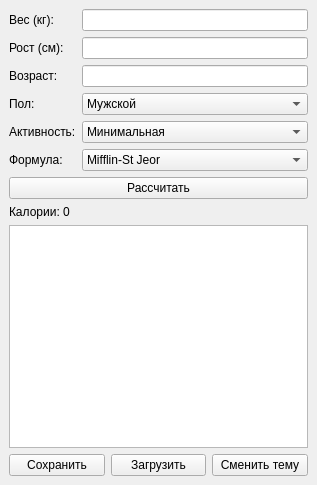
Qt form mainwindow.ui (kolesnikstanislav/kursovaya-rabota) before a commit.
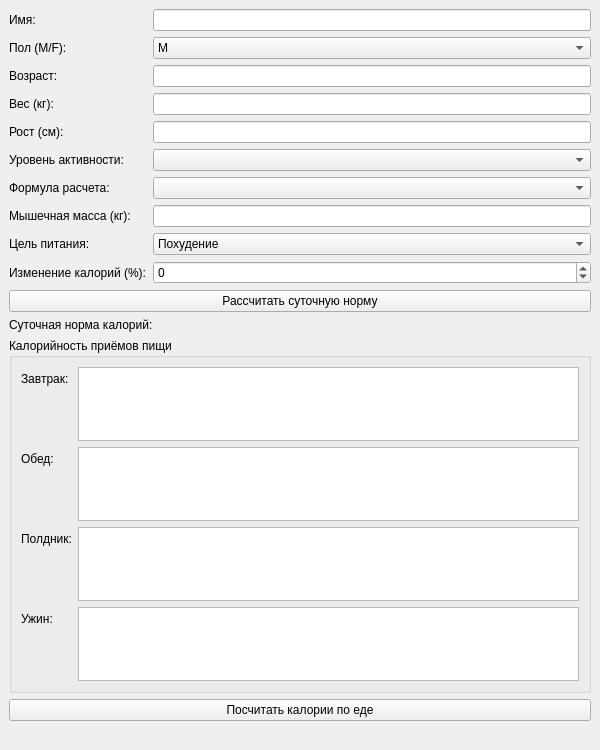
The same form after that commit.

Diff of the .ui file:
```diff
--- a/mainwindow.ui
+++ b/mainwindow.ui
@@ -2,173 +2,106 @@
 <ui version="4.0">
  <class>MainWindow</class>
  <widget class="QMainWindow" name="MainWindow">
-  <property name="geometry">
-   <rect>
-    <x>0</x>
-    <y>0</y>
-    <width>317</width>
-    <height>485</height>
-   </rect>
-  </property>
-  <property name="windowTitle">
-   <string>Калькулятор Калорий</string>
-  </property>
+  <property name="geometry"><rect><x>0</x><y>0</y><width>600</width><height>750</height></rect></property>
+  <property name="windowTitle"><string>Калькулятор калорий</string></property>
+
   <widget class="QWidget" name="centralwidget">
    <layout class="QVBoxLayout" name="verticalLayout">
     <item>
      <layout class="QFormLayout" name="formLayout">
-      <item row="0" column="0">
-       <widget class="QLabel" name="labelWeight">
-        <property name="text">
-         <string>Вес (кг):</string>
-        </property>
-       </widget>
-      </item>
-      <item row="0" column="1">
-       <widget class="QLineEdit" name="lineEditWeight"/>
-      </item>
-      <item row="1" column="0">
-       <widget class="QLabel" name="labelHeight">
-        <property name="text">
-         <string>Рост (см):</string>
-        </property>
-       </widget>
-      </item>
+
+      <item row="0" column="0"><widget class="QLabel" name="labelName"><property name="text"><string>Имя:</string></property></widget></item>
+      <item row="0" column="1"><widget class="QLineEdit" name="nameEdit"/></item>
+
+      <item row="1" column="0"><widget class="QLabel" name="labelGender"><property name="text"><string>Пол (M/F):</string></property></widget></item>
       <item row="1" column="1">
-       <widget class="QLineEdit" name="lineEditHeight"/>
-      </item>
-      <item row="2" column="0">
-       <widget class="QLabel" name="labelAge">
-        <property name="text">
-         <string>Возраст:</string>
-        </property>
+       <widget class="QComboBox" name="genderBox">
+        <item><property name="text"><string>M</string></property></item>
+        <item><property name="text"><string>F</string></property></item>
        </widget>
       </item>
-      <item row="2" column="1">
-       <widget class="QLineEdit" name="lineEditAge"/>
-      </item>
-      <item row="3" column="0">
-       <widget class="QLabel" name="labelGender">
-        <property name="text">
-         <string>Пол:</string>
-        </property>
+
+      <item row="2" column="0"><widget class="QLabel" name="labelAge"><property name="text"><string>Возраст:</string></property></widget></item>
+      <item row="2" column="1"><widget class="QLineEdit" name="ageEdit"/></item>
+
+      <item row="3" column="0"><widget class="QLabel" name="labelWeight"><property name="text"><string>Вес (кг):</string></property></widget></item>
+      <item row="3" column="1"><widget class="QLineEdit" name="weightEdit"/></item>
+
+      <item row="4" column="0"><widget class="QLabel" name="labelHeight"><property name="text"><string>Рост (см):</string></property></widget></item>
+      <item row="4" column="1"><widget class="QLineEdit" name="heightEdit"/></item>
+
+      <item row="5" column="0"><widget class="QLabel" name="labelActivity"><property name="text"><string>Уровень активности:</string></property></widget></item>
+      <item row="5" column="1"><widget class="QComboBox" name="activityBox"/></item>
+
+      <item row="6" column="0"><widget class="QLabel" name="labelFormula"><property name="text"><string>Формула расчета:</string></property></widget></item>
+      <item row="6" column="1"><widget class="QComboBox" name="formulaBox"/></item>
+
+      <item row="7" column="0"><widget class="QLabel" name="labelLeanMass"><property name="text"><string>Мышечная масса (кг):</string></property></widget></item>
+      <item row="7" column="1"><widget class="QLineEdit" name="leanMassEdit"/></item>
+
+      <item row="8" column="0"><widget class="QLabel" name="labelGoal"><property name="text"><string>Цель питания:</string></property></widget></item>
+      <item row="8" column="1">
+       <widget class="QComboBox" name="goalBox">
+        <item><property name="text"><string>Похудение</string></property></item>
+        <item><property name="text"><string>Поддержание</string></property></item>
+        <item><property name="text"><string>Набор массы</string></property></item>
        </widget>
       </item>
-      <item row="3" column="1">
-       <widget class="QComboBox" name="comboBoxGender">
-        <item>
-         <property name="text">
-          <string>Мужской</string>
-         </property>
-        </item>
-        <item>
-         <property name="text">
-          <string>Женский</string>
-         </property>
-        </item>
+
+      <item row="9" column="0"><widget class="QLabel" name="labelAdjust"><property name="text"><string>Изменение калорий (%):</string></property></widget></item>
+      <item row="9" column="1">
+       <widget class="QSpinBox" name="adjustSpin">
+        <property name="minimum"><number>-50</number></property>
+        <property name="maximum"><number>50</number></property>
+        <property name="value"><number>0</number></property>
        </widget>
       </item>
-      <item row="4" column="0">
-       <widget class="QLabel" name="labelActivity">
-        <property name="text">
-         <string>Активность:</string>
-        </property>
-       </widget>
-      </item>
-      <item row="4" column="1">
-       <widget class="QComboBox" name="comboBoxActivity">
-        <item>
-         <property name="text">
-          <string>Минимальная</string>
-         </property>
-        </item>
-        <item>
-         <property name="text">
-          <string>Слабая</string>
-         </property>
-        </item>
-        <item>
-         <property name="text">
-          <string>Умеренная</string>
-         </property>
-        </item>
-        <item>
-         <property name="text">
-          <string>Высокая</string>
-         </property>
-        </item>
-        <item>
-         <property name="text">
-          <string>Экстремальная</string>
-         </property>
-        </item>
-       </widget>
-      </item>
-      <item row="5" column="0">
-       <widget class="QLabel" name="labelFormula">
-        <property name="text">
-         <string>Формула:</string>
-        </property>
-       </widget>
-      </item>
-      <item row="5" column="1">
-       <widget class="QComboBox" name="comboBoxFormula">
-        <item>
-         <property name="text">
-          <string>Mifflin-St Jeor</string>
-         </property>
-        </item>
-        <item>
-         <property name="text">
-          <string>Harris-Benedict</string>
-         </property>
-        </item>
-       </widget>
-      </item>
+
      </layout>
     </item>
     <item>
-     <widget class="QPushButton" name="buttonCalculate">
-      <property name="text">
-       <string>Рассчитать</string>
-      </property>
+     <widget class="QPushButton" name="calculateButton">
+      <property name="text"><string>Рассчитать суточную норму</string></property>
      </widget>
     </item>
     <item>
-     <widget class="QLabel" name="labelResult">
-      <property name="text">
-       <string>Калории: 0</string>
-      </property>
+     <widget class="QLabel" name="resultLabel">
+      <property name="text"><string>Суточная норма калорий:</string></property>
      </widget>
     </item>
     <item>
-     <widget class="QTableWidget" name="tableWidgetHistory"/>
+     <widget class="QGroupBox" name="mealGroup">
+      <property name="title"><string>Калорийность приёмов пищи</string></property>
+      <layout class="QFormLayout" name="mealLayout">
+
+       <item row="0" column="0"><widget class="QLabel" name="labelBreakfast"><property name="text"><string>Завтрак:</string></property></widget></item>
+       <item row="0" column="1"><widget class="QTextEdit" name="breakfastEdit"/></item>
+
+       <item row="1" column="0"><widget class="QLabel" name="labelLunch"><property name="text"><string>Обед:</string></property></widget></item>
+       <item row="1" column="1"><widget class="QTextEdit" name="lunchEdit"/></item>
+
+       <item row="2" column="0"><widget class="QLabel" name="labelSnack"><property name="text"><string>Полдник:</string></property></widget></item>
+       <item row="2" column="1"><widget class="QTextEdit" name="snackEdit"/></item>
+
+       <item row="3" column="0"><widget class="QLabel" name="labelDinner"><property name="text"><string>Ужин:</string></property></widget></item>
+       <item row="3" column="1"><widget class="QTextEdit" name="dinnerEdit"/></item>
+
+      </layout>
+     </widget>
     </item>
+
     <item>
-     <layout class="QHBoxLayout" name="buttonLayout">
-      <item>
-       <widget class="QPushButton" name="buttonSave">
-        <property name="text">
-         <string>Сохранить</string>
-        </property>
-       </widget>
-      </item>
-      <item>
-       <widget class="QPushButton" name="buttonLoad">
-        <property name="text">
-         <string>Загрузить</string>
-        </property>
-       </widget>
-      </item>
-      <item>
-       <widget class="QPushButton" name="buttonSwitchTheme">
-        <property name="text">
-         <string>Сменить тему</string>
-        </property>
-       </widget>
-      </item>
-     </layout>
+     <widget class="QPushButton" name="mealCalcButton">
+      <property name="text"><string>Посчитать калории по еде</string></property>
+     </widget>
     </item>
+
+    <item>
+     <widget class="QLabel" name="foodResultLabel">
+      <property name="text"><string/></property>
+     </widget>
+    </item>
+
    </layout>
   </widget>
  </widget>
```
Left out of the diff: 6 changed lines with no effect on the pictures.
